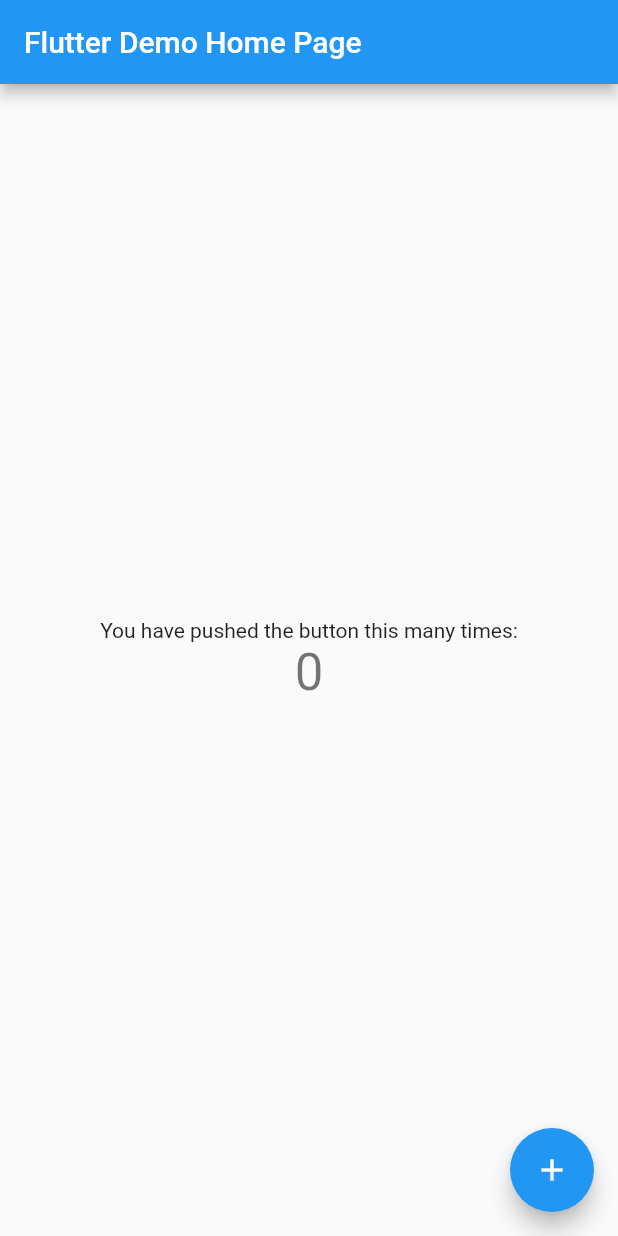
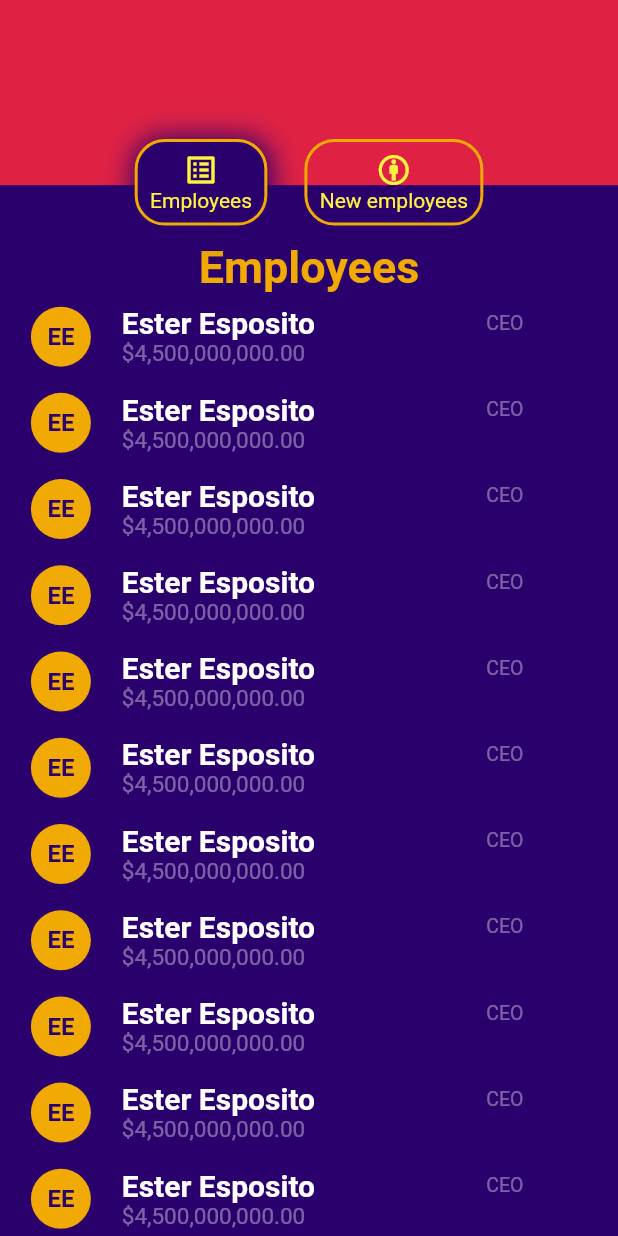
Before and after one commit to Hapkiduki/robinfood, a Flutter app: the screen it shows after launch, on a phone screen of 412 x 824 dp. Run offline on Flutter 3.47's test engine with Material 2 defaults, Android fonts, the phone set to English and light mode, and no system bars.

Commit message:
Design of Menu and employees page were done

```diff
--- a/lib/main.dart
+++ b/lib/main.dart
@@ -1,113 +1,31 @@
 import 'package:flutter/material.dart';
 
-void main() {
-  runApp(MyApp());
-}
+import 'package:robinfood/src/pages/home_page.dart';
+import 'package:robinfood/src/utils/colors.dart';
+
+import 'package:robinfood/src/utils/fade_route.dart';
+
+void main() => runApp(MyApp());
 
 class MyApp extends StatelessWidget {
-  // This widget is the root of your application.
   @override
   Widget build(BuildContext context) {
     return MaterialApp(
-      title: 'Flutter Demo',
+      title: 'RobinFood',
+      debugShowCheckedModeBanner: false,
       theme: ThemeData(
-        // This is the theme of your application.
-        //
-        // Try running your application with "flutter run". You'll see the
-        // application has a blue toolbar. Then, without quitting the app, try
-        // changing the primarySwatch below to Colors.green and then invoke
-        // "hot reload" (press "r" in the console where you ran "flutter run",
-        // or simply save your changes to "hot reload" in a Flutter IDE).
-        // Notice that the counter didn't reset back to zero; the application
-        // is not restarted.
-        primarySwatch: Colors.blue,
+        primaryColor: CustomColors.blue,
       ),
-      home: MyHomePage(title: 'Flutter Demo Home Page'),
+      initialRoute: '/',
+      onGenerateRoute: (settings) {
+        switch (settings.name) {
+          case '/':
+            return FadeRoute(widget: HomePage());
+            break;
+          default:
+            return FadeRoute(widget: HomePage());
+        }
+      },
     );
   }
 }
-
-class MyHomePage extends StatefulWidget {
-  MyHomePage({Key key, this.title}) : super(key: key);
-
-  // This widget is the home page of your application. It is stateful, meaning
-  // that it has a State object (defined below) that contains fields that affect
-  // how it looks.
-
-  // This class is the configuration for the state. It holds the values (in this
-  // case the title) provided by the parent (in this case the App widget) and
-  // used by the build method of the State. Fields in a Widget subclass are
-  // always marked "final".
-
-  final String title;
-
-  @override
-  _MyHomePageState createState() => _MyHomePageState();
-}
-
-class _MyHomePageState extends State<MyHomePage> {
-  int _counter = 0;
-
-  void _incrementCounter() {
-    setState(() {
-      // This call to setState tells the Flutter framework that something has
-      // changed in this State, which causes it to rerun the build method below
-      // so that the display can reflect the updated values. If we changed
-      // _counter without calling setState(), then the build method would not be
-      // called again, and so nothing would appear to happen.
-      _counter++;
-    });
-  }
-
-  @override
-  Widget build(BuildContext context) {
-    // This method is rerun every time setState is called, for instance as done
-    // by the _incrementCounter method above.
-    //
-    // The Flutter framework has been optimized to make rerunning build methods
-    // fast, so that you can just rebuild anything that needs updating rather
-    // than having to individually change instances of widgets.
-    return Scaffold(
-      appBar: AppBar(
-        // Here we take the value from the MyHomePage object that was created by
-        // the App.build method, and use it to set our appbar title.
-        title: Text(widget.title),
-      ),
-      body: Center(
-        // Center is a layout widget. It takes a single child and positions it
-        // in the middle of the parent.
-        child: Column(
-          // Column is also a layout widget. It takes a list of children and
-          // arranges them vertically. By default, it sizes itself to fit its
-          // children horizontally, and tries to be as tall as its parent.
-          //
-          // Invoke "debug painting" (press "p" in the console, choose the
-          // "Toggle Debug Paint" action from the Flutter Inspector in Android
-          // Studio, or the "Toggle Debug Paint" command in Visual Studio Code)
-          // to see the wireframe for each widget.
-          //
-          // Column has various properties to control how it sizes itself and
-          // how it positions its children. Here we use mainAxisAlignment to
-          // center the children vertically; the main axis here is the vertical
-          // axis because Columns are vertical (the cross axis would be
-          // horizontal).
-          mainAxisAlignment: MainAxisAlignment.center,
-          children: <Widget>[
-            Text(
-              'You have pushed the button this many times:',
-            ),
-            Text(
-              '$_counter',
-              style: Theme.of(context).textTheme.headline4,
-            ),
-          ],
-        ),
-      ),
-      floatingActionButton: FloatingActionButton(
-        onPressed: _incrementCounter,
-        tooltip: 'Increment',
-        child: Icon(Icons.add),
-      ), // This trailing comma makes auto-formatting nicer for build methods.
-    );
-  }
-}
--- /dev/null
+++ b/lib/src/pages/employees_page.dart
@@ -0,0 +1,130 @@
+import 'package:flutter/material.dart';
+import 'package:intl/intl.dart';
+
+import 'package:robinfood/src/utils/colors.dart';
+import 'package:robinfood/src/utils/dimensions.dart';
+
+import 'home_page.dart';
+
+class EmployeesPage extends StatelessWidget {
+  final DragState dragState;
+
+  const EmployeesPage({Key key, this.dragState: DragState.employees})
+      : super(key: key);
+
+  @override
+  Widget build(BuildContext context) {
+    return Container(
+      color: CustomColors.blue,
+      padding: Dimensions.vertical(context, .09),
+      child: Column(
+        children: [
+          Text(
+            'Employees',
+            style: TextStyle(
+              color: CustomColors.yellow,
+              fontSize: 30,
+              fontWeight: FontWeight.bold,
+            ),
+          ),
+          Expanded(
+            child: AnimatedSwitcher(
+              duration: Duration(milliseconds: 500),
+              child: dragState == DragState.employees
+                  ? ListView.builder(
+                      itemBuilder: (context, index) => Material(
+                        color: Colors.transparent,
+                        child: InkWell(
+                          splashColor: CustomColors.yellow,
+                          onTap: () {},
+                          child: _userItem(index, context),
+                        ),
+                      ),
+                      itemCount: 20,
+                      //shrinkWrap: true,
+                      physics: BouncingScrollPhysics(),
+                    )
+                  : SizedBox.shrink(),
+            ),
+          ),
+        ],
+      ),
+    );
+  }
+
+  Widget _userItem(int index, BuildContext context) {
+    var currency = NumberFormat.simpleCurrency().format(4500000000);
+
+    return Padding(
+      padding: Dimensions.symetric(context, .05, .02),
+      child: Row(
+        crossAxisAlignment: CrossAxisAlignment.center,
+        children: [
+          _photo(index, context),
+          Container(
+            width: Dimensions.width(context) * .7,
+            padding: Dimensions.left(context, .05),
+            child: Column(
+              crossAxisAlignment: CrossAxisAlignment.start,
+              children: [
+                _bodyUser(),
+                Text(
+                  currency,
+                  style: TextStyle(
+                    color: Colors.white38,
+                    fontSize: 15,
+                  ),
+                ),
+              ],
+            ),
+          ),
+        ],
+      ),
+    );
+  }
+
+  Widget _photo(int index, BuildContext context) => Hero(
+        tag: 'user_123-$index',
+        child: Stack(
+          children: [
+            CircleAvatar(
+              backgroundColor: CustomColors.yellow,
+              child: Text(
+                'EE',
+                style: TextStyle(
+                  color: CustomColors.blue,
+                  fontWeight: FontWeight.bold,
+                ),
+              ),
+            ),
+          ],
+        ),
+      );
+
+  _bodyUser() {
+    return Row(
+      mainAxisAlignment: MainAxisAlignment.spaceBetween,
+      children: [
+        Flexible(
+          child: Text(
+            'Ester Esposito',
+            maxLines: 1,
+            overflow: TextOverflow.ellipsis,
+            style: TextStyle(
+              color: Colors.white,
+              fontSize: 20,
+              fontWeight: FontWeight.bold,
+            ),
+          ),
+        ),
+        Text(
+          'CEO',
+          style: TextStyle(
+            color: Colors.white38,
+            fontSize: 13,
+          ),
+        ),
+      ],
+    );
+  }
+}
--- /dev/null
+++ b/lib/src/pages/home_page.dart
@@ -0,0 +1,135 @@
+import 'package:flutter/material.dart';
+import 'package:robinfood/src/pages/employees_page.dart';
+import 'package:robinfood/src/utils/beat_animation.dart';
+import 'package:robinfood/src/utils/colors.dart';
+
+import 'package:robinfood/src/utils/dimensions.dart';
+import 'package:robinfood/src/widgets/menu.dart';
+
+enum DragState {
+  employee_detail,
+  employees,
+}
+
+class HomePage extends StatefulWidget {
+  @override
+  _HomePageState createState() => _HomePageState();
+}
+
+class _HomePageState extends State<HomePage>
+    with SingleTickerProviderStateMixin {
+  double maxHeight;
+  double minHeight;
+  AnimationController _controller;
+
+  DragState _dragState = DragState.employees;
+  final List<MenuItem> _menuItems = [
+    MenuItem(icon: Icons.list_alt, text: 'Employees'),
+    MenuItem(icon: Icons.attribution_outlined, text: 'New employees'),
+  ];
+  Widget _currentPage;
+
+  @override
+  void initState() {
+    super.initState();
+    _controller = AnimationController(
+      vsync: this,
+      duration: Duration(milliseconds: 1500),
+    );
+    _currentPage = EmployeesPage(dragState: _dragState);
+    _controller?.forward();
+  }
+
+  @override
+  void dispose() {
+    _controller.dispose();
+    super.dispose();
+  }
+
+  _onVerticalDrag(DragUpdateDetails details) {
+    if (details.primaryDelta > 7) {
+      setState(() {
+        _dragState = DragState.employee_detail;
+      });
+    } else if (details.primaryDelta < -4) {
+      setState(() {
+        _dragState = DragState.employees;
+      });
+    }
+  }
+
+  double _getTopProfile() {
+    if (_dragState == DragState.employees) {
+      return -maxHeight;
+    } else {
+      return -minHeight;
+    }
+  }
+
+  double _getTopUsers() {
+    if (_dragState == DragState.employees) {
+      return minHeight;
+    } else {
+      return maxHeight;
+    }
+  }
+
+  @override
+  Widget build(BuildContext context) {
+    maxHeight = Dimensions.height(context) * .85;
+    minHeight = Dimensions.height(context) * .15;
+
+    return Scaffold(
+      backgroundColor: CustomColors.blue,
+      body: SafeArea(
+        child: Stack(
+          children: [
+            AnimatedPositioned(
+              duration: Duration(milliseconds: 500),
+              curve: Curves.easeInOutBack,
+              top: _getTopProfile(),
+              left: 0,
+              right: 0,
+              height: Dimensions.height(context),
+              child: GestureDetector(
+                onVerticalDragUpdate: _onVerticalDrag,
+                child: Container(
+                  color: CustomColors.pink,
+                ),
+              ),
+            ),
+            AnimatedPositioned(
+              duration: Duration(milliseconds: 500),
+              curve: Curves.easeInOutBack,
+              top: _getTopUsers(),
+              left: 0,
+              right: 0,
+              height: Dimensions.height(context),
+              child: BeatAnimation(
+                controller: _controller,
+                child: _currentPage,
+              ),
+            ),
+            AnimatedPositioned(
+              duration: Duration(milliseconds: 500),
+              child: AnimatedSwitcher(
+                duration: Duration(milliseconds: 500),
+                child: _dragState == DragState.employees
+                    ? Menu(
+                        items: _menuItems,
+                        onChange: (selected) {
+                          _controller.forward(from: 0);
+                        },
+                      )
+                    : SizedBox.shrink(),
+              ),
+              top: minHeight * .75,
+              left: 0,
+              right: 0,
+            ),
+          ],
+        ),
+      ),
+    );
+  }
+}
--- /dev/null
+++ b/lib/src/utils/beat_animation.dart
@@ -0,0 +1,45 @@
+import 'package:flutter/material.dart';
+
+class BeatAnimation extends StatefulWidget {
+  final Widget child;
+  final AnimationController controller;
+
+  BeatAnimation({
+    Key key,
+    @required this.child,
+    @required this.controller,
+  }) : super(key: key);
+
+  @override
+  _BeatAnimationState createState() => _BeatAnimationState();
+}
+
+class _BeatAnimationState extends State<BeatAnimation> {
+  Animation<double> beat;
+  Animation<double> opacity;
+
+  @override
+  void initState() {
+    super.initState();
+    opacity = Tween<double>(begin: 0, end: 1).animate(
+        CurvedAnimation(parent: widget.controller, curve: Interval(0, 0.45)));
+
+    beat = Tween<double>(begin: 0, end: 1).animate(
+        CurvedAnimation(parent: widget.controller, curve: Curves.elasticOut));
+  }
+
+  @override
+  Widget build(BuildContext context) {
+    return AnimatedBuilder(
+        animation: widget.controller,
+        builder: (BuildContext context, Widget child) {
+          return Transform.scale(
+            scale: beat.value,
+            child: Opacity(
+              opacity: opacity.value,
+              child: widget.child,
+            ),
+          );
+        });
+  }
+}
--- /dev/null
+++ b/lib/src/utils/colors.dart
@@ -0,0 +1,8 @@
+import 'package:flutter/material.dart';
+
+class CustomColors {
+  static const light_yellow = Color(0xfffcf242);
+  static const yellow = Color(0xfff1a904);
+  static const blue = Color(0xff2a006c);
+  static const pink = Color(0xffdf2244);
+}
--- /dev/null
+++ b/lib/src/utils/dimensions.dart
@@ -0,0 +1,98 @@
+import 'package:flutter/material.dart';
+
+class Dimensions {
+  static double height(BuildContext context) {
+    return MediaQuery.of(context).size.height;
+  }
+
+  static double width(BuildContext context) {
+    return MediaQuery.of(context).size.width;
+  }
+
+  /// se puede utilizar en margin o padding de un widget toma como referencia el ancho de la pantalla
+  static fromLTRB(BuildContext context, double left, double top, double right,
+      double bottom) {
+    return EdgeInsets.fromLTRB(
+      width(context) * left,
+      width(context) * top,
+      width(context) * right,
+      width(context) * bottom,
+    );
+  }
+
+  /// se puede utilizar en margin o padding de un widget toma como referencia el ancho de la pantalla
+  static symetric(BuildContext context, double horizontal, double vertical) {
+    return EdgeInsets.symmetric(
+      vertical: width(context) * vertical,
+      horizontal: width(context) * horizontal,
+    );
+  }
+
+  /// se puede utilizar en margin o padding de un widget toma como referencia el ancho de la pantalla
+  static all(BuildContext context, double value) {
+    return EdgeInsets.all(
+      width(context) * value,
+    );
+  }
+
+  /// se puede utilizar en margin o padding de un widget toma como referencia el ancho de la pantalla
+  static horizontal(BuildContext context, double value) {
+    return EdgeInsets.symmetric(
+      horizontal: width(context) * value,
+    );
+  }
+
+  /// se puede utilizar en margin o padding de un widget toma como referencia el ancho de la pantalla
+  static vertical(BuildContext context, double value) {
+    return EdgeInsets.symmetric(
+      vertical: width(context) * value,
+    );
+  }
+
+  /// se puede utilizar en margin o padding de un widget toma como referencia el ancho de la pantalla
+  static top(BuildContext context, double value) {
+    return EdgeInsets.only(
+      top: width(context) * value,
+    );
+  }
+
+  /// se puede utilizar en margin o padding de un widget toma como referencia el ancho de la pantalla
+  static left(BuildContext context, double value) {
+    return EdgeInsets.only(
+      left: width(context) * value,
+    );
+  }
+
+  /// se puede utilizar en margin o padding de un widget toma como referencia el ancho de la pantalla
+  static right(BuildContext context, double value) {
+    return EdgeInsets.only(
+      right: width(context) * value,
+    );
+  }
+
+  /// se puede utilizar en margin o padding de un widget toma como referencia el ancho de la pantalla
+  static bottom(BuildContext context, double value) {
+    return EdgeInsets.only(
+      bottom: width(context) * value,
+    );
+  }
+
+  static layoutPadding(BuildContext context) {
+    return EdgeInsets.fromLTRB(
+        width(context) * .05, width(context) * .05, width(context) * .05, 0);
+  }
+
+  static cardRaduis(BuildContext context) {
+    return borderRadius(15.0);
+  }
+
+  static borderRadius(double radius) {
+    return RoundedRectangleBorder(
+      borderRadius: BorderRadius.circular(radius),
+    );
+  }
+
+  static borderRadiusContainer(double radius) {
+    return BorderRadius.all(Radius.circular(radius));
+  }
+}
--- /dev/null
+++ b/lib/src/utils/fade_route.dart
@@ -0,0 +1,22 @@
+import 'package:flutter/material.dart';
+
+class FadeRoute<T> extends PageRouteBuilder<T> {
+  final Widget widget;
+
+  FadeRoute({@required this.widget})
+      : super(
+          pageBuilder: (_, animation, secondaryAnimation) => widget,
+          transitionsBuilder: (context, animation, secondaryAnimation, child) {
+            var curve = Curves.ease;
+
+            var tween = Tween(begin: 0.0, end: 1.0);
+            var curvedAnimation =
+                CurvedAnimation(parent: animation, curve: curve);
+
+            return FadeTransition(
+              child: child,
+              opacity: tween.animate(curvedAnimation),
+            );
+          },
+        );
+}
--- /dev/null
+++ b/lib/src/widgets/menu.dart
@@ -0,0 +1,119 @@
+import 'package:flutter/material.dart';
+
+import 'package:robinfood/src/utils/beat_animation.dart';
+import 'package:robinfood/src/utils/colors.dart';
+import 'package:robinfood/src/utils/dimensions.dart';
+
+class MenuItem {
+  IconData icon;
+  String text;
+
+  MenuItem({@required this.icon, @required this.text});
+}
+
+class Menu extends StatefulWidget {
+  final List<MenuItem> items;
+  final ValueChanged<int> onChange;
+  final int selected;
+
+  const Menu(
+      {Key key,
+      @required this.items,
+      @required this.onChange,
+      this.selected = 0})
+      : super(key: key);
+
+  @override
+  _MenuState createState() => _MenuState();
+}
+
+class _MenuState extends State<Menu> with SingleTickerProviderStateMixin {
+  int _currentIndex;
+  AnimationController controller;
+
+  @override
+  void initState() {
+    super.initState();
+    _currentIndex = widget.selected ?? 0;
+
+    controller = AnimationController(
+        duration: Duration(milliseconds: 1000), vsync: this);
+
+    controller?.forward();
+  }
+
+  @override
+  void dispose() {
+    controller.dispose();
+    super.dispose();
+  }
+
+  @override
+  Widget build(BuildContext context) {
+    return Container(
+      height: Dimensions.height(context) * .07,
+      child: Row(
+        mainAxisAlignment: MainAxisAlignment.center,
+        children: List.generate(
+          widget.items.length,
+          (i) => GestureDetector(
+            onTap: () {
+              if (i != _currentIndex) {
+                controller?.forward(from: 0);
+                setState(() {
+                  _currentIndex = i;
+                });
+
+                widget.onChange(_currentIndex);
+              }
+            },
+            child: _currentIndex == i
+                ? BeatAnimation(child: _item(i), controller: controller)
+                : _item(i),
+          ),
+        ),
+      ),
+    );
+  }
+
+  Widget _item(int i) {
+    return Container(
+      margin: Dimensions.horizontal(context, .03),
+      padding: Dimensions.horizontal(context, .02),
+      decoration: BoxDecoration(
+        color: _currentIndex == i ? CustomColors.blue : Colors.transparent,
+        shape: BoxShape.rectangle,
+        borderRadius: Dimensions.borderRadiusContainer(20),
+        border: Border.all(
+          color: CustomColors.yellow,
+          width: 2.0,
+        ),
+        boxShadow: _currentIndex == i
+            ? [
+                BoxShadow(
+                  color: CustomColors.blue,
+                  blurRadius: 15,
+                  spreadRadius: 2,
+                  offset: Offset(1, 1),
+                ),
+              ]
+            : null,
+      ),
+      child: Column(
+        mainAxisAlignment: MainAxisAlignment.center,
+        children: [
+          Icon(
+            widget.items[i].icon,
+            color: CustomColors.light_yellow,
+          ),
+          Text(
+            widget.items[i].text,
+            style: TextStyle(
+              color: CustomColors.light_yellow,
+            ),
+          ),
+        ],
+      ),
+    );
+  }
+}
--- a/pubspec.yaml
+++ b/pubspec.yaml
@@ -28,6 +28,8 @@
   # The following adds the Cupertino Icons font to your application.
   # Use with the CupertinoIcons class for iOS style icons.
   cupertino_icons: ^1.0.2
+  intl: ^0.16.1
+
 
 dev_dependencies:
   flutter_test:
```
